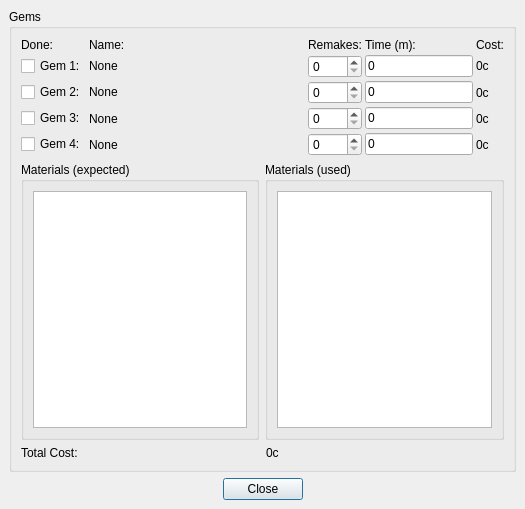
Before: the Qt Designer form CraftWindow.ui in tomkins/spellcraftcalc, drawn with Qt 5.
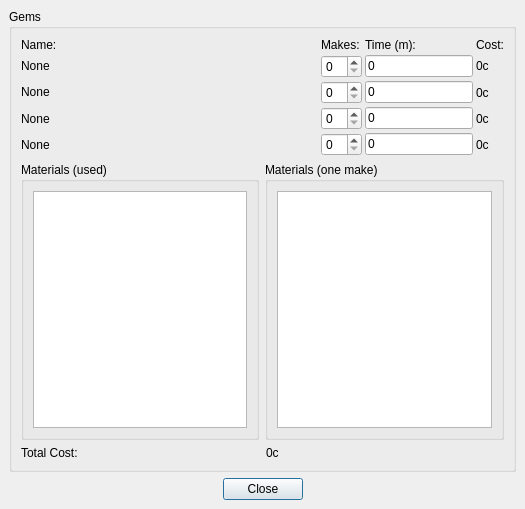
After: the same form once the commit is applied.

Commit message:
It seems to make more sense to always show the materials for one make on the right, and the accumulated materials burnt on the left as they click up "Makes" from none to whatever.
Drop Done/Remakes for Makes as the main window uses.

The edit to the form file:
```diff
--- a/CraftWindow.ui
+++ b/CraftWindow.ui
@@ -162,13 +162,6 @@
               </property>
              </widget>
             </item>
-            <item row="3" column="0" >
-             <widget class="QCheckBox" name="Gem3Done" >
-              <property name="text" >
-               <string>Gem 3:</string>
-              </property>
-             </widget>
-            </item>
             <item row="2" column="4" >
              <widget class="QLabel" name="Gem2Cost" >
               <property name="text" >
@@ -189,7 +182,7 @@
             <item row="0" column="2" >
              <widget class="QLabel" name="TextLabel5" >
               <property name="text" >
-               <string>Remakes:</string>
+               <string>Makes:</string>
               </property>
              </widget>
             </item>
@@ -208,13 +201,6 @@
               </property>
              </widget>
             </item>
-            <item row="4" column="0" >
-             <widget class="QCheckBox" name="Gem4Done" >
-              <property name="text" >
-               <string>Gem 4:</string>
-              </property>
-             </widget>
-            </item>
             <item row="3" column="3" >
              <widget class="QLineEdit" name="Gem3Time" >
               <property name="sizePolicy" >
@@ -245,21 +231,6 @@
               </property>
              </widget>
             </item>
-            <item row="1" column="0" >
-             <widget class="QCheckBox" name="Gem1Done" >
-              <property name="sizePolicy" >
-               <sizepolicy>
-                <hsizetype>1</hsizetype>
-                <vsizetype>4</vsizetype>
-                <horstretch>0</horstretch>
-                <verstretch>0</verstretch>
-               </sizepolicy>
-              </property>
-              <property name="text" >
-               <string>Gem 1:</string>
-              </property>
-             </widget>
-            </item>
             <item row="2" column="3" >
              <widget class="QLineEdit" name="Gem2Time" >
               <property name="sizePolicy" >
@@ -275,20 +246,6 @@
               </property>
              </widget>
             </item>
-            <item row="0" column="0" >
-             <widget class="QLabel" name="TextLabel1" >
-              <property name="text" >
-               <string>Done:</string>
-              </property>
-             </widget>
-            </item>
-            <item row="2" column="0" >
-             <widget class="QCheckBox" name="Gem2Done" >
-              <property name="text" >
-               <string>Gem 2:</string>
-              </property>
-             </widget>
-            </item>
             <item row="0" column="1" colspan="2" >
              <widget class="QLabel" name="TextLabel2" >
               <property name="sizePolicy" >
@@ -336,10 +293,28 @@
             <property name="spacing" >
              <number>6</number>
             </property>
+            <item>
+             <widget class="QGroupBox" name="GroupBox2_2" >
+              <property name="title" >
+               <string>Materials (used)</string>
+              </property>
+              <layout class="QVBoxLayout" >
+               <property name="margin" >
+                <number>9</number>
+               </property>
+               <property name="spacing" >
+                <number>6</number>
+               </property>
+               <item>
+                <widget class="QTextEdit" name="MatsUsed" />
+               </item>
+              </layout>
+             </widget>
+            </item>
             <item>
              <widget class="QGroupBox" name="GroupBox2_2_2" >
               <property name="title" >
-               <string>Materials (expected)</string>
+               <string>Materials (one make)</string>
               </property>
               <layout class="QVBoxLayout" >
                <property name="margin" >
@@ -363,24 +338,6 @@
               </layout>
              </widget>
             </item>
-            <item>
-             <widget class="QGroupBox" name="GroupBox2_2" >
-              <property name="title" >
-               <string>Materials (used)</string>
-              </property>
-              <layout class="QVBoxLayout" >
-               <property name="margin" >
-                <number>9</number>
-               </property>
-               <property name="spacing" >
-                <number>6</number>
-               </property>
-               <item>
-                <widget class="QTextEdit" name="MatsUsed" />
-               </item>
-              </layout>
-             </widget>
-            </item>
            </layout>
           </item>
          </layout>
```
Left out of the diff: 8 changed lines with no effect on the pictures.
